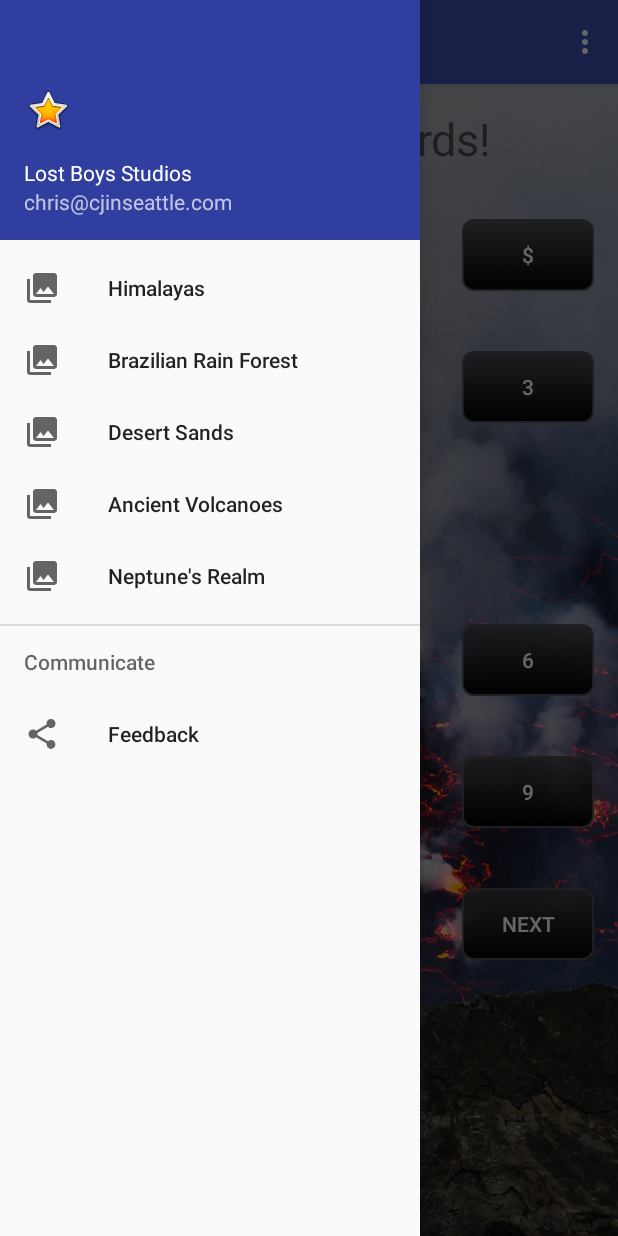
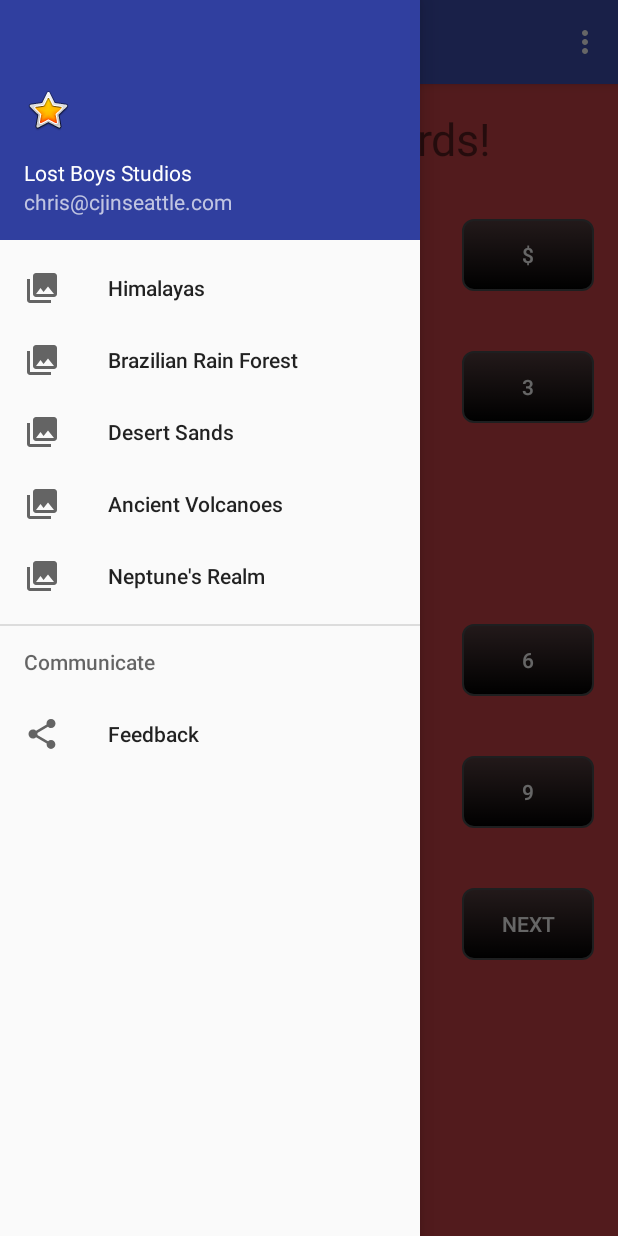
Before and after one commit to chrisjmendoza/LostCitiesCounter, an Android app: the CardSelector screen opened directly, with no data from a screen before it, with the side drawer open, on a phone screen of 412 x 824 dp. Run offline under Robolectric (Android 15) with nearby library versions, the phone set to English and light mode, and no system bars.

Commit message:
Fixes to CardSelector background

```diff
--- a/app/src/main/res/layout/content_card_selector.xml
+++ b/app/src/main/res/layout/content_card_selector.xml
@@ -4,7 +4,7 @@
     xmlns:tools="http://schemas.android.com/tools"
     android:layout_width="match_parent"
     android:layout_height="match_parent"
-    android:background="@drawable/volcano"
+    android:background="@color/red"
     android:paddingBottom="@dimen/activity_vertical_margin"
     android:paddingLeft="@dimen/activity_horizontal_margin"
     android:paddingRight="@dimen/activity_horizontal_margin"
@@ -42,6 +42,8 @@
         android:id="@+id/x2"
         android:layout_width="wrap_content"
         android:layout_height="wrap_content"
+        android:layout_alignEnd="@+id/button2"
+        android:layout_alignRight="@+id/button2"
         android:layout_alignTop="@+id/x1"
         android:layout_centerHorizontal="true"
         android:background="@drawable/bg_button"
@@ -53,8 +55,10 @@
         android:id="@+id/x3"
         android:layout_width="wrap_content"
         android:layout_height="wrap_content"
+        android:layout_alignEnd="@+id/button3"
         android:layout_alignParentEnd="true"
         android:layout_alignParentRight="true"
+        android:layout_alignRight="@+id/button3"
         android:layout_alignTop="@+id/x2"
         android:background="@drawable/bg_button"
         android:soundEffectsEnabled="true"
@@ -65,8 +69,10 @@
         android:id="@+id/button1"
         android:layout_width="wrap_content"
         android:layout_height="wrap_content"
+        android:layout_alignLeft="@+id/button4"
         android:layout_alignParentLeft="true"
         android:layout_alignParentStart="true"
+        android:layout_alignStart="@+id/button4"
         android:layout_below="@+id/x1"
         android:layout_marginTop="40dp"
         android:background="@drawable/bg_button"
@@ -77,6 +83,8 @@
         android:id="@+id/button2"
         android:layout_width="wrap_content"
         android:layout_height="wrap_content"
+        android:layout_alignEnd="@+id/button5"
+        android:layout_alignRight="@+id/button5"
         android:layout_alignTop="@+id/button1"
         android:layout_centerHorizontal="true"
         android:background="@drawable/bg_button"
@@ -101,6 +109,7 @@
         android:layout_alignParentLeft="true"
         android:layout_alignParentStart="true"
         android:layout_centerVertical="true"
+        android:layout_marginTop="40dp"
         android:background="@drawable/bg_button"
         android:text="4"
         android:textColor="@color/white" />
@@ -109,6 +118,8 @@
         android:id="@+id/button5"
         android:layout_width="wrap_content"
         android:layout_height="wrap_content"
+        android:layout_alignEnd="@+id/button8"
+        android:layout_alignRight="@+id/button8"
         android:layout_alignTop="@+id/button4"
         android:layout_centerHorizontal="true"
         android:background="@drawable/bg_button"
--- a/app/src/main/res/values/colors.xml
+++ b/app/src/main/res/values/colors.xml
@@ -4,4 +4,5 @@
     <color name="colorPrimaryDark">#303F9F</color>
     <color name="colorAccent">#FF4081</color>
     <color name="white">#FFFFFF</color>
+    <color name="red">#c2bf0b11</color>
 </resources>
```
